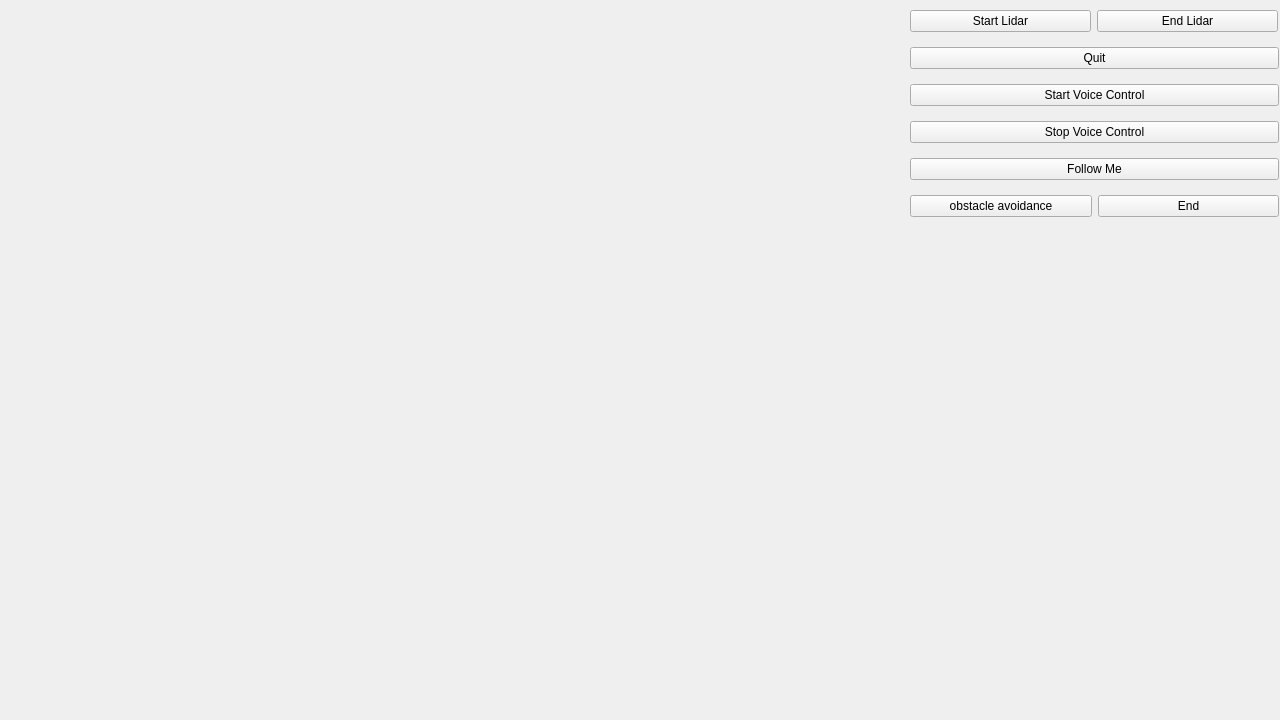
This is mainwindow.ui in Alixjie/Buddy-Bot as Qt 5 draws it before an edit. The edited form follows.
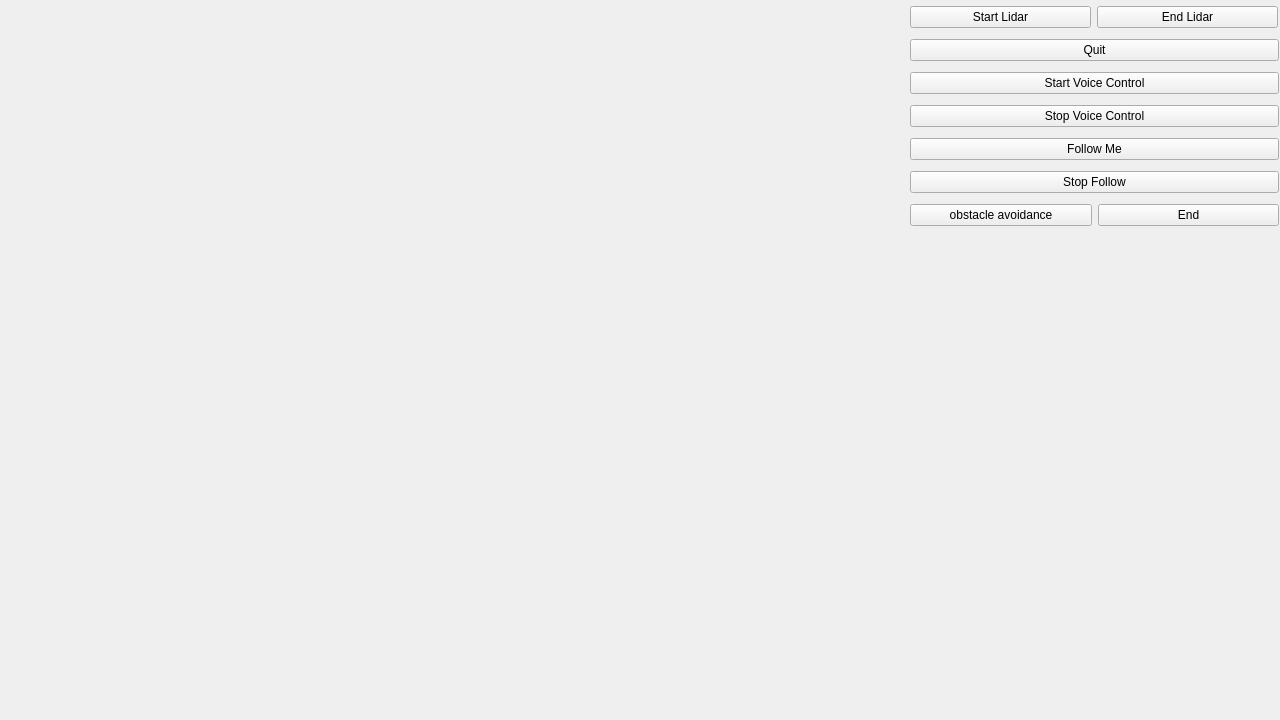
This is the edited form.

Commit message: adapt to new follow function interface

```diff
--- a/mainwindow.ui
+++ b/mainwindow.ui
@@ -76,6 +76,13 @@
        </property>
       </widget>
      </item>
+      <item>
+      <widget class="QPushButton" name="stop_follow">
+       <property name="text">
+        <string>Stop Follow</string>
+       </property>
+      </widget>
+     </item>
      <item>
       <layout class="QHBoxLayout" name="horizontalLayout_2">
        <item>
```
Left out of the diff: 2 changed lines with no effect on the pictures. The commit also changes 4 other files.
